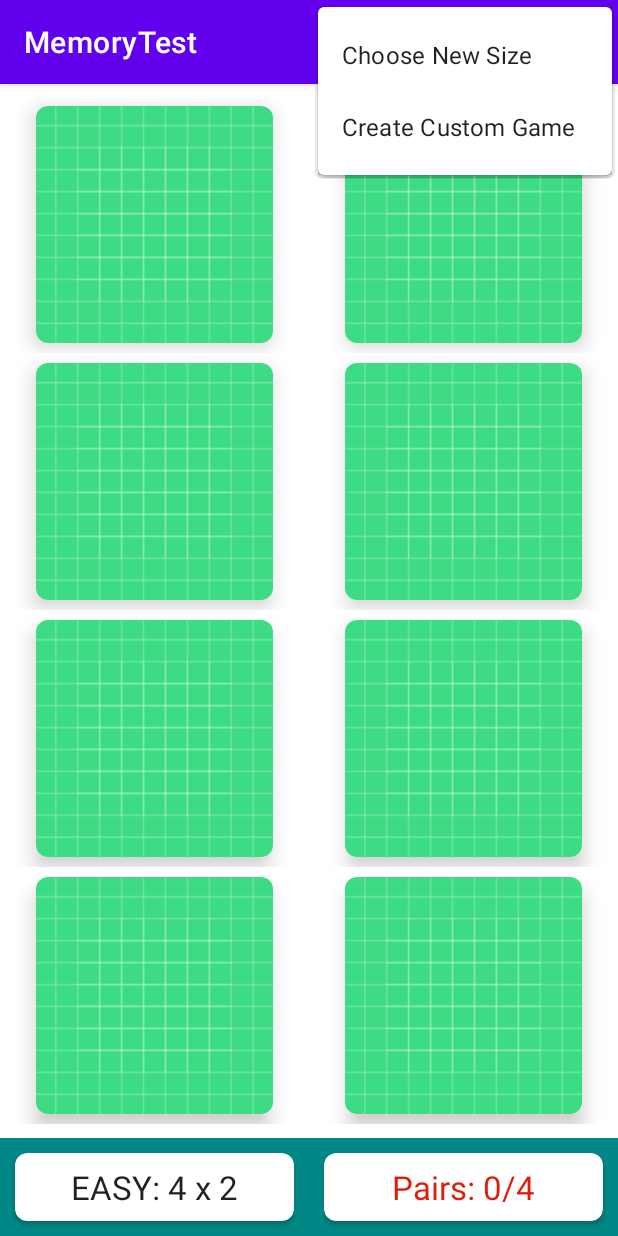
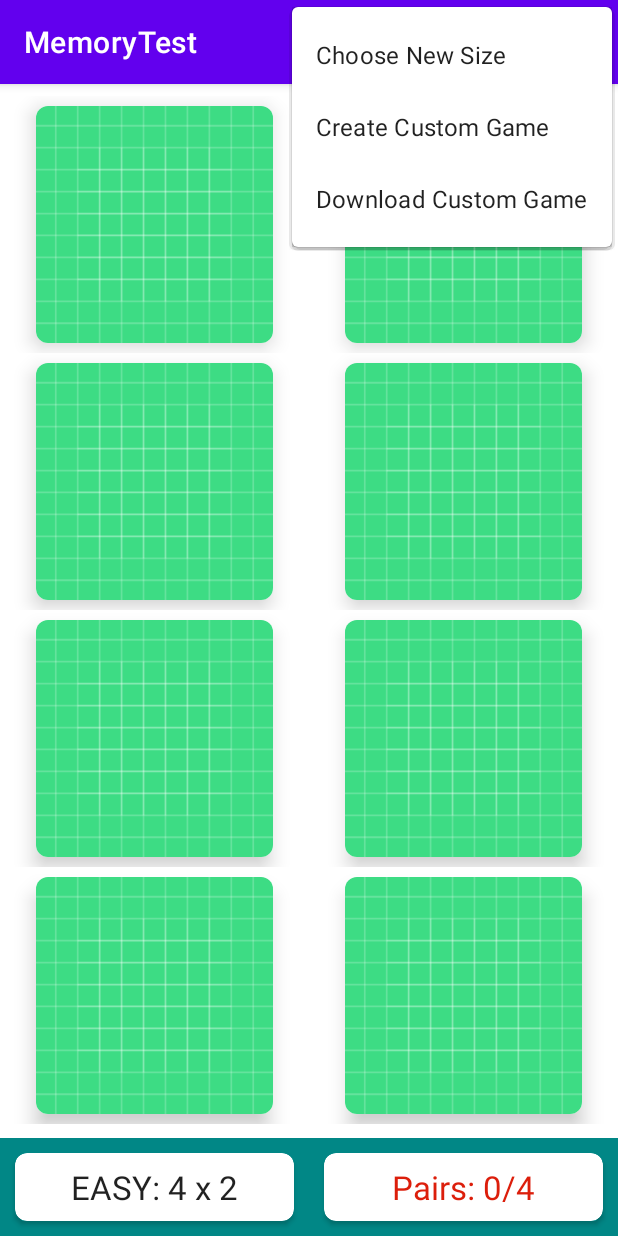
Before and after one commit to Mridul11/MemoryTest, an Android app: the screen it shows after launch (MainActivity), with the options menu open, on a phone screen of 412 x 824 dp. Run offline under Robolectric (Android 15) with nearby library versions, the phone set to English and light mode, and no system bars; our stand-ins replace Firebase (no records; nobody signed in at launch, a user with empty details on screens opened directly), Picasso.

Commit message:
user can download previously craeted custom game

```diff
--- a/app/src/main/java/com/supercoolapps/memorytest/MemoryBoardAdapter.kt
+++ b/app/src/main/java/com/supercoolapps/memorytest/MemoryBoardAdapter.kt
@@ -53,7 +53,7 @@ class MemoryBoardAdapter(
             val memoryCard = cardImages[position]
             if (memoryCard.isFaceUp){
                 if(memoryCard.imageUrl != null){
-                    Picasso.get().load(memoryCard.imageUrl).into(imageButton)
+                    Picasso.get().load(memoryCard.imageUrl).placeholder(R.drawable.baseline_image_24).into(imageButton)
                 }else{
                     imageButton.setImageResource(memoryCard.identifier)
                 }
--- /dev/null
+++ b/app/src/main/res/drawable/baseline_image_24.xml
@@ -0,0 +1,5 @@
+<vector android:height="24dp" android:tint="#00BCD4"
+    android:viewportHeight="24" android:viewportWidth="24"
+    android:width="24dp" xmlns:android="http://schemas.android.com/apk/res/android">
+    <path android:fillColor="@android:color/white" android:pathData="M21,19V5c0,-1.1 -0.9,-2 -2,-2H5c-1.1,0 -2,0.9 -2,2v14c0,1.1 0.9,2 2,2h14c1.1,0 2,-0.9 2,-2zM8.5,13.5l2.5,3.01L14.5,12l4.5,6H5l3.5,-4.5z"/>
+</vector>
--- a/app/src/main/res/layout/activity_main.xml
+++ b/app/src/main/res/layout/activity_main.xml
@@ -1,11 +1,15 @@
 <?xml version="1.0" encoding="utf-8"?>
-<androidx.constraintlayout.widget.ConstraintLayout xmlns:android="http://schemas.android.com/apk/res/android"
+<androidx.coordinatorlayout.widget.CoordinatorLayout xmlns:android="http://schemas.android.com/apk/res/android"
     xmlns:app="http://schemas.android.com/apk/res-auto"
     xmlns:tools="http://schemas.android.com/tools"
-    android:id="@+id/clRoot"
     android:layout_width="match_parent"
     android:layout_height="match_parent"
     tools:context=".MainActivity">
+
+    <androidx.constraintlayout.widget.ConstraintLayout
+        android:id="@+id/clRoot"
+        android:layout_width="match_parent"
+        android:layout_height="match_parent">
 
         <LinearLayout
             android:id="@+id/llGameInfo"
@@ -65,3 +69,4 @@
             app:layout_constraintStart_toStartOf="parent"
             app:layout_constraintTop_toTopOf="parent" />
     </androidx.constraintlayout.widget.ConstraintLayout>
+</androidx.coordinatorlayout.widget.CoordinatorLayout>
--- a/app/src/main/res/menu/menu_main.xml
+++ b/app/src/main/res/menu/menu_main.xml
@@ -15,4 +15,8 @@
         android:id="@+id/mi_custom"
         android:title="Create Custom Game"
         app:showAsAction="never" />
+    <item
+        android:id="@+id/mi_download"
+        android:title="Download Custom Game"
+        app:showAsAction="never" />
 </menu>
```
Also changed, not shown: app/src/main/java/com/supercoolapps/memorytest/MainActivity.kt (+22 -2 lines), app/src/main/res/layout/dialog_download_board.xml (added, +25 -0 lines). Lines whose indentation alone changed are shown as unchanged.
